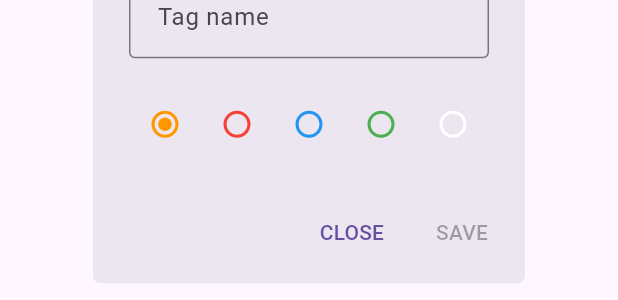
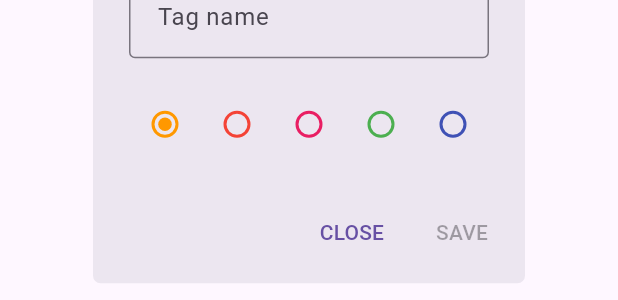
Before and after one commit to siddharthroy12/timebrew, a Flutter app: the CreateTagDialog widget shown alone on an empty page, opened directly, on a phone screen of 412 x 824 dp. Shown: the part 544-844 px from the top of the screen. Run offline on Flutter 3.47's test engine with Material 2 defaults, Android fonts, the phone set to English and light mode, and no system bars; drawn by our look-alikes of dynamic_color; our stand-ins replace isar; accounts and stored records are empty; generated files the repository leaves out were written again.

```diff
--- a/lib/popups/create_tag.dart
+++ b/lib/popups/create_tag.dart
@@ -18,9 +18,9 @@ class _CreateTagDialogState extends State<CreateTagDialog> {
   List<String> options = [
     Colors.orange.toHex(),
     Colors.red.toHex(),
-    Colors.blue.toHex(),
+    Colors.pink.toHex(),
     Colors.green.toHex(),
-    Colors.white.toHex()
+    Colors.indigo.toHex()
   ];
   late String color;
   final isar = IsarService();
--- a/lib/services/isar_service.dart
+++ b/lib/services/isar_service.dart
@@ -15,8 +15,11 @@ class IsarService {
     final dir = await getApplicationDocumentsDirectory();
 
     if (Isar.instanceNames.isEmpty) {
-      return await Isar.open([TimelogSchema, TaskSchema, TagSchema],
-          directory: dir.path);
+      return await Isar.open(
+        [TimelogSchema, TaskSchema, TagSchema],
+        directory: dir.path,
+        inspector: false,
+      );
     }
 
     return Future.value(Isar.getInstance());
```
Also changed, not shown: lib/popups/confirm_delete.dart (added, +64 -0 lines), lib/tabs/tags.dart (+22 -4 lines).
